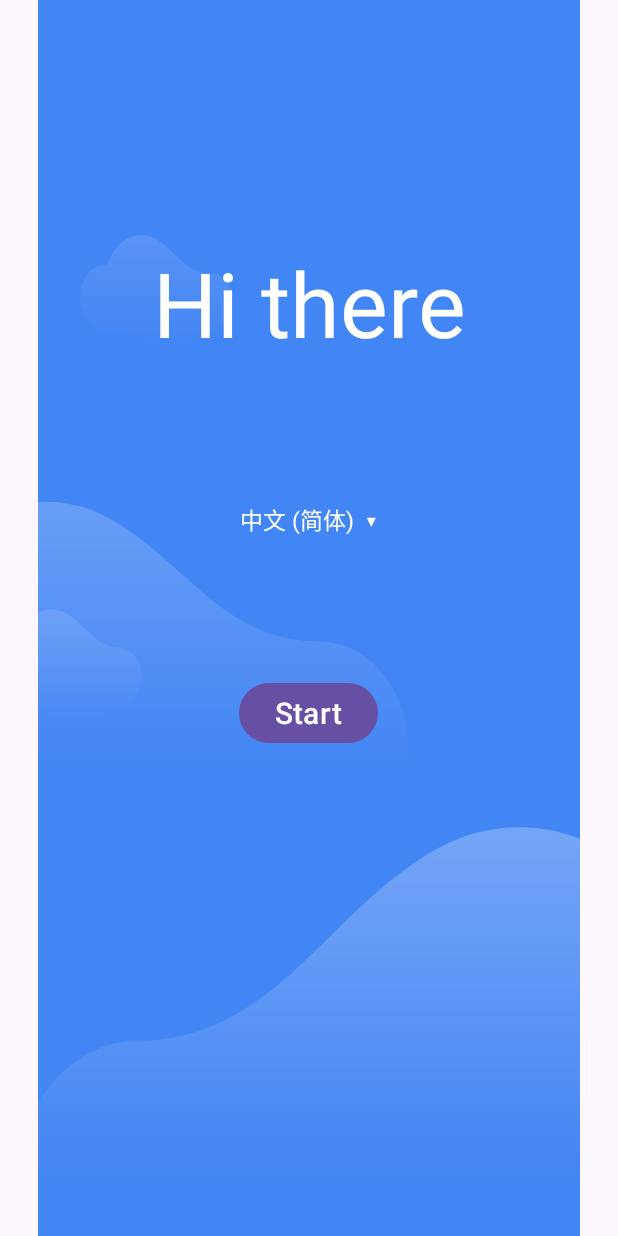
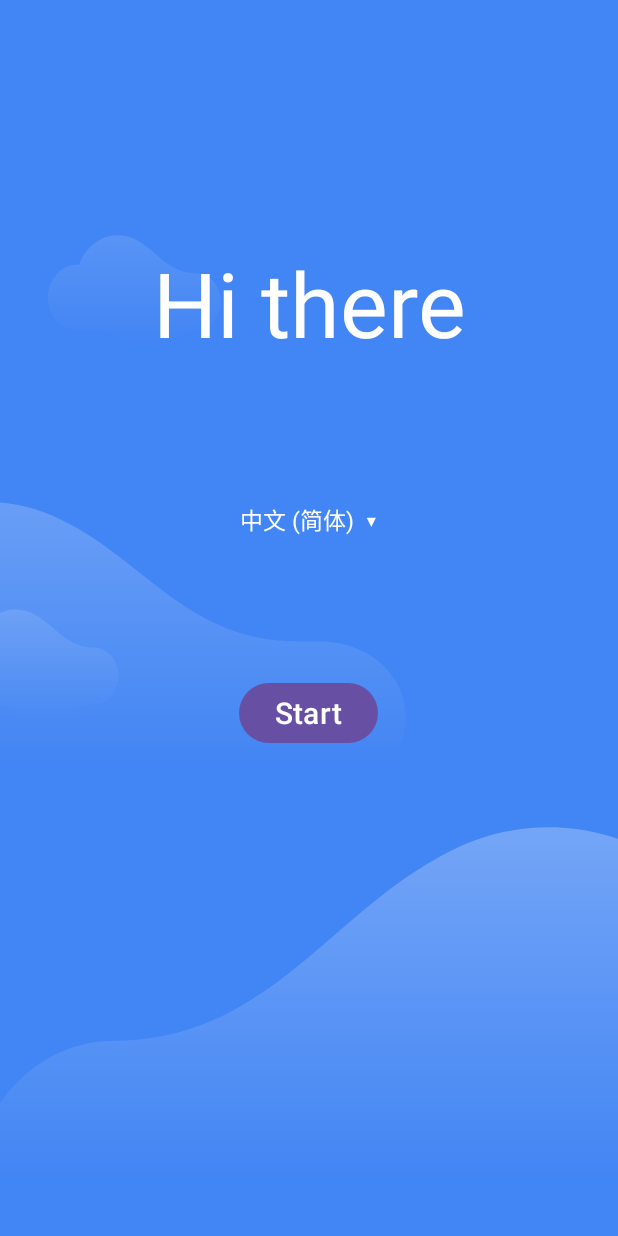
Before and after one commit to dearhj/StartupWizard, an Android app: the MainActivity screen opened directly, with no data from a screen before it, on a phone screen of 412 x 824 dp. Run offline under Robolectric (Android 15) with nearby library versions, the phone set to English and light mode, and no system bars; libraries missing offline, so code that uses them is left out: com.android.internal.

Commit message:
更新UI

```diff
--- a/app/src/main/res/drawable/welcome_bg.xml
+++ b/app/src/main/res/drawable/welcome_bg.xml
@@ -14,7 +14,7 @@
     <path
         android:fillAlpha="0.2"
         android:fillColor="@color/welcome_bg_cloud_3_gradient"
-        android:pathData="M214.9,379.4c-0.7,0 -1.4,-0.1 -2.2,-0.1c-70.9,0 -101.5,-46.8 -152.5,-69.9c-16.1,-8 -34.5,-12.6 -54.1,-12.6c-0.9,0 -1.7,0 -2.5,0.1c-0.7,0 -1.4,-0.1 -2.1,-0.1v0.1c-0.5,0 -1,0.1 -1.5,0.1v221.4c25.2,16 45.6,37.6 84.7,37.6l1.7,-1.7c51.7,0 70.7,-37.8 111.6,-50.3h14.7c37.6,0 68.1,-27.9 68.1,-62.3C280.8,408 251.5,380.5 214.9,379.4z" />
+        android:pathData="M199.9,379.4c-0.7,0 -1.4,-0.1 -2.2,-0.1c-70.9,0 -101.5,-46.8 -152.5,-69.9c-16.1,-8 -34.5,-12.6 -54.1,-12.6c-0.9,0 -1.7,0 -2.5,0.1c-0.7,0 -1.4,-0.1 -2.1,-0.1v0.1c-0.5,0 -1,0.1 -1.5,0.1v221.4c25.2,16 45.6,37.6 84.7,37.6l1.7,-1.7c51.7,0 70.7,-37.8 111.6,-50.3h14.7c37.6,0 68.1,-27.9 68.1,-62.3C280.8,408 251.5,380.5 214.9,379.4z" />
     <path
         android:fillAlpha="0.2"
         android:fillColor="@color/welcome_bg_cloud_4_gradient"
--- a/app/src/main/res/layout/activity_main.xml
+++ b/app/src/main/res/layout/activity_main.xml
@@ -9,6 +9,7 @@
         android:layout_width="match_parent"
         android:layout_height="match_parent"
         android:contentDescription="@null"
+        android:scaleType="fitXY"
         android:src="@drawable/welcome_bg" />
 
     <LinearLayout
```
